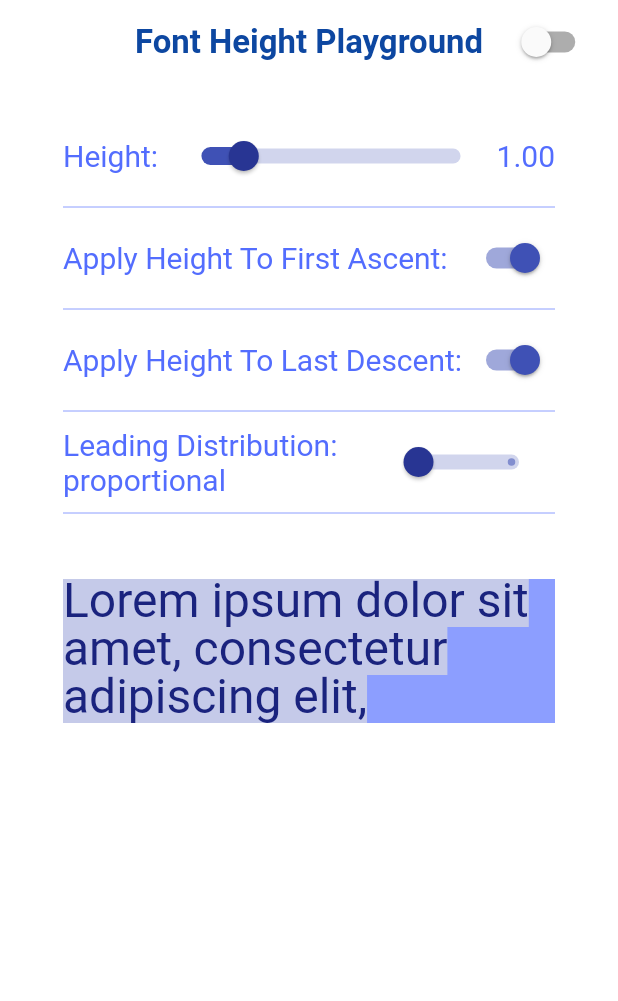
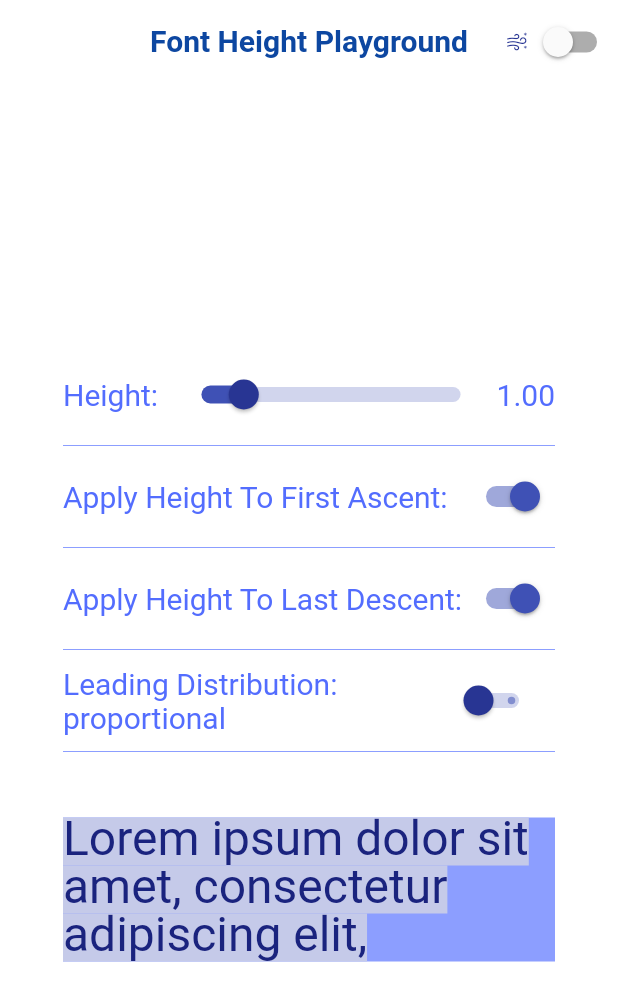
Before and after one commit to misterfourtytwo/flutter_text_height_example, a Flutter app: the screen it shows after launch, on a phone screen of 412 x 824 dp. Shown: the top 1001 px of the screen. Run offline on Flutter 3.47's test engine with Material 2 defaults, Android fonts, the light colour scheme and no system bars.

Commit message:
code restructure, adapt for wide screens

```diff
--- /dev/null
+++ b/lib/home_page/home_page.dart
@@ -0,0 +1,50 @@
+import 'package:flutter/material.dart';
+
+import 'widgets/widgets.dart';
+
+class HomePage extends StatefulWidget {
+  const HomePage({
+    super.key,
+    required this.title,
+  });
+
+  final String title;
+
+  @override
+  State<HomePage> createState() => _HomePageState();
+}
+
+class _HomePageState extends State<HomePage> {
+  bool isSnowing = false;
+
+  @override
+  Widget build(BuildContext context) {
+    return Scaffold(
+      body: Stack(
+        children: <Widget>[
+          Positioned.fill(
+            top: MediaQuery.of(context).padding.top + kToolbarHeight,
+            child: const TextExampleWidget(),
+          ),
+          Positioned(
+            height: kToolbarHeight,
+            left: 0,
+            right: 0,
+            top: MediaQuery.of(context).padding.top,
+            child: HomeAppBar(
+              title: widget.title,
+              isSnowing: isSnowing,
+              toggleSnow: (value) {
+                isSnowing = value;
+                setState(() {});
+              },
+            ),
+          ),
+          Positioned.fill(
+            child: SnowThrower(isSnowing: isSnowing),
+          ),
+        ],
+      ),
+    );
+  }
+}
--- /dev/null
+++ b/lib/home_page/widgets/home_app_bar.dart
@@ -0,0 +1,57 @@
+import 'package:flutter/cupertino.dart';
+import 'package:flutter/material.dart';
+
+class HomeAppBar extends StatelessWidget {
+  static const double _pad = 100.0;
+
+  const HomeAppBar({
+    Key? key,
+    required this.title,
+    required this.isSnowing,
+    required this.toggleSnow,
+  }) : super(key: key);
+
+  final String title;
+  final bool isSnowing;
+  final ValueSetter<bool> toggleSnow;
+
+  @override
+  Widget build(BuildContext context) {
+    return Row(
+      children: [
+        const SizedBox(width: _pad),
+        Expanded(
+          child: FittedBox(
+            fit: BoxFit.scaleDown,
+            child: Text(
+              title,
+              style: TextStyle(
+                color: Colors.blue[900],
+                fontWeight: FontWeight.w700,
+                fontSize: 36.0,
+              ),
+              textAlign: TextAlign.center,
+            ),
+          ),
+        ),
+        SizedBox(
+          width: _pad,
+          child: Row(
+            children: [
+              const SizedBox(width: 25),
+              Icon(
+                CupertinoIcons.wind_snow,
+                color: Colors.indigo[800],
+                size: 15.0,
+              ),
+              Switch(
+                value: isSnowing,
+                onChanged: toggleSnow,
+              ),
+            ],
+          ),
+        ),
+      ],
+    );
+  }
+}
--- a/lib/widgets/snow_thrower.dart
+++ b/lib/home_page/widgets/snow_thrower/snow_thrower.dart
@@ -147,7 +147,7 @@ class SnowPainter extends CustomPainter {
       ..style = PaintingStyle.stroke
       ..color = Colors.blue[100]!.withOpacity(_flakeOpacity)
       ..strokeCap = StrokeCap.square
-      ..strokeWidth = 3.2;
+      ..strokeWidth = 1.2;
 
     Paint shadowPaint = Paint()
       ..style = PaintingStyle.stroke
--- a/lib/widgets/snowflake.dart
+++ b/lib/home_page/widgets/snow_thrower/snowflake.dart
@@ -16,10 +16,9 @@ class Snowflake {
 
   static const double _rotationAngleSeed = 2 * math.pi / 360 * 30.0;
   factory Snowflake.gen(Size size) {
-    int rayCount = rnd.nextInt(9) + 5;
-    double innerRadius = size.width * (0.05 * rnd.nextDouble() + 0.02);
-
-    double outerRadius = size.width * (0.05 * rnd.nextDouble() + 0.02);
+    int rayCount = rnd.nextInt(7) + 5;
+    double innerRadius = 500 * (0.05 * rnd.nextDouble() + 0.02);
+    double outerRadius = 500 * (0.05 * rnd.nextDouble() + 0.02);
     double totalRadius = innerRadius + outerRadius;
 
     Offset spawnPoint = Offset(
--- /dev/null
+++ b/lib/home_page/widgets/text_example_widget/text_example_widget.dart
@@ -0,0 +1,24 @@
+import 'dart:math' as math;
+import 'package:flutter/material.dart';
+
+import 'text_settings_widget.dart';
+
+class TextExampleWidget extends StatelessWidget {
+  const TextExampleWidget({Key? key}) : super(key: key);
+
+  @override
+  Widget build(BuildContext context) {
+    return LayoutBuilder(
+      builder: (context, size) {
+        return Align(
+          child: ConstrainedBox(
+            constraints: BoxConstraints.tightFor(
+              width: math.min(480.0, size.maxWidth),
+            ),
+            child: const TextSettingsWidget(),
+          ),
+        );
+      },
+    );
+  }
+}
--- /dev/null
+++ b/lib/home_page/widgets/text_example_widget/text_settings_widget.dart
@@ -0,0 +1,158 @@
+import 'package:flutter/material.dart';
+
+import 'text_widget_builder.dart';
+
+class TextSettingsWidget extends StatefulWidget {
+  const TextSettingsWidget({super.key});
+
+  @override
+  State<TextSettingsWidget> createState() => _TextSettingsWidgetState();
+}
+
+class _TextSettingsWidgetState extends State<TextSettingsWidget> {
+  static get _switchLabelTextStyle => const TextStyle(
+        color: Colors.indigoAccent,
+        fontSize: 20.0,
+      );
+
+  double height = 1;
+  bool applyHeightToFirstAscent = true;
+  bool applyHeightToLastDescent = true;
+  TextLeadingDistribution textLeadingDistribution =
+      TextLeadingDistribution.proportional;
+
+  @override
+  Widget build(BuildContext context) {
+    return SingleChildScrollView(
+      primary: true,
+      padding: const EdgeInsets.symmetric(
+        horizontal: 42,
+        vertical: 24.0,
+      ),
+      child: Column(
+        children: [
+          Row(
+            key: const ValueKey('height_row'),
+            children: [
+              Text(
+                'Height: ',
+                style: _switchLabelTextStyle,
+              ),
+              Expanded(
+                child: Slider(
+                  divisions: 14,
+                  label: 'Value: $height',
+                  value: height,
+                  min: 0.5,
+                  max: 4,
+                  onChanged: (value) {
+                    height = value;
+                    setState(() {});
+                  },
+                ),
+              ),
+              Text(
+                height.toStringAsFixed(2),
+                style: _switchLabelTextStyle,
+              ),
+            ],
+          ),
+          const SizedBox(height: 8.0),
+          const _TextDivider(),
+          const SizedBox(height: 8.0),
+          Row(
+            key: const ValueKey('height_to_first_ascent_row'),
+            children: [
+              Expanded(
+                child: Text(
+                  'Apply Height To First Ascent:',
+                  style: _switchLabelTextStyle,
+                ),
+              ),
+              Switch(
+                value: applyHeightToFirstAscent,
+                onChanged: (value) {
+                  applyHeightToFirstAscent = value;
+                  setState(() {});
+                },
+              ),
+            ],
+          ),
+          const SizedBox(height: 8.0),
+          const _TextDivider(),
+          const SizedBox(height: 8.0),
+          Row(
+            key: const ValueKey('height_to_last_descent_row'),
+            children: [
+              Expanded(
+                child: Text(
+                  'Apply Height To Last Descent:',
+                  style: _switchLabelTextStyle,
+                ),
+              ),
+              Switch(
+                value: applyHeightToLastDescent,
+                onChanged: (value) {
+                  applyHeightToLastDescent = value;
+                  setState(() {});
+                },
+              ),
+            ],
+          ),
+          const SizedBox(height: 8.0),
+          const _TextDivider(),
+          const SizedBox(height: 8.0),
+          Row(
+            key: const ValueKey('leading_distribution_row'),
+            mainAxisAlignment: MainAxisAlignment.spaceBetween,
+            children: [
+              Expanded(
+                child: Text(
+                  'Leading Distribution: ${textLeadingDistribution.name}',
+                  style: _switchLabelTextStyle,
+                ),
+              ),
+              ConstrainedBox(
+                constraints: const BoxConstraints.tightFor(width: 80),
+                child: Slider(
+                  divisions: TextLeadingDistribution.values.length - 1,
+                  label: textLeadingDistribution.name,
+                  value: textLeadingDistribution.index.toDouble(),
+                  min: 0,
+                  max: TextLeadingDistribution.values.length.toDouble() - 1,
+                  onChanged: (value) {
+                    textLeadingDistribution =
+                        TextLeadingDistribution.values[value.round()];
+
+                    setState(() {});
+                  },
+                ),
+              ),
+            ],
+          ),
+          const SizedBox(height: 8.0),
+          const _TextDivider(),
+          const SizedBox(height: 42.0),
+          TextWidgetBuilder(
+            height: height,
+            applyHeightToFirstAscent: applyHeightToFirstAscent,
+            applyHeightToLastDescent: applyHeightToLastDescent,
+            textLeadingDistribution: textLeadingDistribution,
+          ),
+        ],
+      ),
+    );
+  }
+}
+
+class _TextDivider extends StatelessWidget {
+  const _TextDivider({Key? key}) : super(key: key);
+
+  @override
+  Widget build(BuildContext context) {
+    return Divider(
+      height: 4,
+      color: Colors.indigoAccent[100],
+    );
+  }
+}
--- a/lib/widgets/text_example_widget.dart
+++ b/lib/home_page/widgets/text_example_widget/text_widget_builder.dart
@@ -1,6 +1,6 @@
 import 'package:flutter/material.dart';
 
-class TextExampleWidget extends StatelessWidget {
+class TextWidgetBuilder extends StatelessWidget {
   static const text =
       'Lorem ipsum dolor sit amet, consectetur adipiscing elit, '
       // 'sed do eiusmod tempor incididunt ut labore et dolore magna aliqua. '
@@ -17,7 +17,7 @@ class TextExampleWidget extends StatelessWidget {
   final bool applyHeightToLastDescent;
   final TextLeadingDistribution textLeadingDistribution;
 
-  const TextExampleWidget({
+  const TextWidgetBuilder({
     super.key,
     required this.height,
     required this.applyHeightToFirstAscent,
@@ -27,9 +27,7 @@ class TextExampleWidget extends StatelessWidget {
 
   @override
   Widget build(BuildContext context) {
-    return Column(
-      children: [
-        DecoratedBox(
+    return DecoratedBox(
       decoration: BoxDecoration(
         color: Colors.indigoAccent[100],
       ),
@@ -49,8 +47,6 @@ class TextExampleWidget extends StatelessWidget {
           leadingDistribution: textLeadingDistribution,
         ),
       ),
-        ),
-      ],
     );
   }
 }
--- /dev/null
+++ b/lib/home_page/widgets/widgets.dart
@@ -0,0 +1,3 @@
+export 'home_app_bar.dart';
+export 'snow_thrower/snow_thrower.dart';
+export 'text_example_widget/text_example_widget.dart';
--- a/lib/main.dart
+++ b/lib/main.dart
@@ -1,10 +1,12 @@
 import 'package:flutter/material.dart';
 
-import 'widgets/widgets.dart';
+import 'home_page/home_page.dart';
 
 void main() {
   runApp(const MyApp());
 }
+
+const String title = 'Font Height Playground';
 
 class MyApp extends StatelessWidget {
   const MyApp({super.key});
@@ -13,9 +15,11 @@ class MyApp extends StatelessWidget {
   @override
   Widget build(BuildContext context) {
     return MaterialApp(
-      title: 'Font Height Playground',
+      title: title,
+      themeMode: ThemeMode.light,
       theme: ThemeData(
         primarySwatch: Colors.indigo,
+        primaryColorLight: Colors.indigo,
         backgroundColor: Colors.white,
         scaffoldBackgroundColor: Colors.white,
         sliderTheme: SliderThemeData(
@@ -23,71 +27,9 @@ class MyApp extends StatelessWidget {
           thumbColor: Colors.indigo[800],
         ),
       ),
-      home: const MyHomePage(
-        title: 'Font Height Playground',
+      home: const HomePage(
+        title: title,
       ),
     );
   }
 }
-
-class MyHomePage extends StatefulWidget {
-  const MyHomePage({super.key, required this.title});
-
-  final String title;
-
-  @override
-  State<MyHomePage> createState() => _MyHomePageState();
-}
-
-class _MyHomePageState extends State<MyHomePage> {
-  bool isSnowing = false;
-
-  @override
-  Widget build(BuildContext context) {
-    return Scaffold(
-      body: Stack(
-        children: <Widget>[
-          Positioned.fill(
-            top: MediaQuery.of(context).padding.top + kToolbarHeight,
-            child: const ExampleBuilderWidget(),
-          ),
-          Positioned(
-            height: kToolbarHeight,
-            left: 0,
-            right: 0,
-            top: MediaQuery.of(context).padding.top,
-            child: Row(
-              children: [
-                const SizedBox(width: 90),
-                Expanded(
-                  child: FittedBox(
-                    fit: BoxFit.scaleDown,
-                    child: Text(
-                      widget.title,
-                      style: TextStyle(
-                        color: Colors.blue[900],
-                        fontWeight: FontWeight.w700,
-                        fontSize: 36.0,
-                      ),
-                      textAlign: TextAlign.center,
-                    ),
-                  ),
-                ),
-                SizedBox(
-                  width: 90,
-                  child: Switch(
-                    value: isSnowing,
-                    onChanged: (value) => setState(() => isSnowing = value),
-                  ),
-                ),
-              ],
-            ),
-          ),
-          Positioned.fill(
-            child: SnowThrower(isSnowing: isSnowing),
-          ),
-        ],
-      ),
-    );
-  }
-}
--- a/lib/widgets/example_builder_widget.dart
+++ /dev/null
@@ -1,151 +0,0 @@
-import 'package:flutter/material.dart';
-
-import 'widgets.dart';
-
-class ExampleBuilderWidget extends StatefulWidget {
-  const ExampleBuilderWidget({super.key});
-
-  @override
-  State<ExampleBuilderWidget> createState() => _ExampleBuilderWidgetState();
-}
-
-class _ExampleBuilderWidgetState extends State<ExampleBuilderWidget> {
-  static get _switchLabelTextStyle => const TextStyle(
-        color: Colors.indigoAccent,
-        fontSize: 20.0,
-      );
-
-  double height = 1;
-  bool applyHeightToFirstAscent = true;
-  bool applyHeightToLastDescent = true;
-  TextLeadingDistribution textLeadingDistribution =
-      TextLeadingDistribution.proportional;
-
-  @override
-  Widget build(BuildContext context) {
-    return ListView(
-      padding: const EdgeInsets.symmetric(
-        horizontal: 42,
-        vertical: 24.0,
-      ),
-      children: [
-        Row(
-          children: [
-            Text(
-              'Height: ',
-              style: _switchLabelTextStyle,
-            ),
-            Expanded(
-              child: Slider(
-                divisions: 14,
-                label: 'Value: $height',
-                value: height,
-                min: 0.5,
-                max: 4,
-                onChanged: (value) {
-                  height = value;
-                  setState(() {});
-                },
-              ),
-            ),
-            Text(
-              height.toStringAsFixed(2),
-              style: _switchLabelTextStyle,
-            ),
-          ],
-        ),
-        const SizedBox(height: 8.0),
-        Divider(
-          height: 4,
-          color: Colors.indigoAccent[100],
-        ),
-        const SizedBox(height: 8.0),
-        Row(
-          children: [
-            Expanded(
-              child: Text(
-                'Apply Height To First Ascent:',
-                style: _switchLabelTextStyle,
-              ),
-            ),
-            Switch(
-              value: applyHeightToFirstAscent,
-              onChanged: (value) {
-                applyHeightToFirstAscent = value;
-                setState(() {});
-              },
-            ),
-          ],
-        ),
-        const SizedBox(height: 8.0),
-        Divider(
-          height: 4,
-          color: Colors.indigoAccent[100],
-        ),
-        const SizedBox(height: 8.0),
-        Row(
-          children: [
-            Expanded(
-              child: Text(
-                'Apply Height To Last Descent:',
-                style: _switchLabelTextStyle,
-              ),
-            ),
-            Switch(
-              value: applyHeightToLastDescent,
-              onChanged: (value) {
-                applyHeightToLastDescent = value;
-                setState(() {});
-              },
-            ),
-          ],
-        ),
-        const SizedBox(height: 8.0),
-        Divider(
-          height: 4,
-          color: Colors.indigoAccent[100],
-        ),
-        const SizedBox(height: 8.0),
-        Row(
-          mainAxisAlignment: MainAxisAlignment.spaceBetween,
-          children: [
-            Expanded(
-              child: Text(
-                'Leading Distribution: ${textLeadingDistribution.name}',
-                style: _switchLabelTextStyle,
-              ),
-            ),
-            ConstrainedBox(
-              constraints: const BoxConstraints.tightFor(width: 120),
-              child: Slider(
-                divisions: TextLeadingDistribution.values.length - 1,
-                label: textLeadingDistribution.name,
-                value: textLeadingDistribution.index.toDouble(),
-                min: 0,
-                max: TextLeadingDistribution.values.length.toDouble() - 1,
-                onChanged: (value) {
-                  textLeadingDistribution =
-                      TextLeadingDistribution.values[value.round()];
-
-                  setState(() {});
-                },
-              ),
-            ),
-          ],
-        ),
-        const SizedBox(height: 8.0),
-        Divider(
-          height: 4,
-          color: Colors.indigoAccent[100],
-        ),
-        const SizedBox(height: 42.0),
-        TextExampleWidget(
-          height: height,
-          applyHeightToFirstAscent: applyHeightToFirstAscent,
-          applyHeightToLastDescent: applyHeightToLastDescent,
-          textLeadingDistribution: textLeadingDistribution,
-        ),
-      ],
-    );
-  }
-}
--- a/lib/widgets/widgets.dart
+++ /dev/null
@@ -1,3 +0,0 @@
-export 'example_builder_widget.dart';
-export 'snow_thrower.dart';
-export 'text_example_widget.dart';
```
Also changed, not shown: examples/even_leading.png (added), examples/proportional_leading.png (added), 1 other file. Lines whose indentation alone changed are shown as unchanged.
